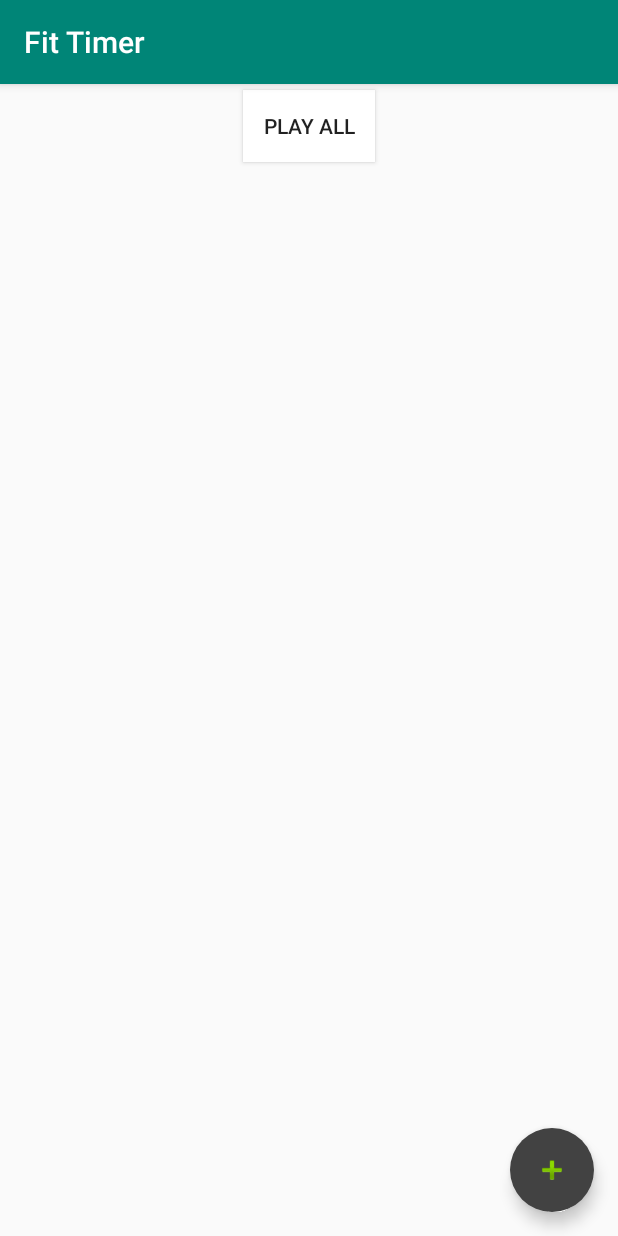
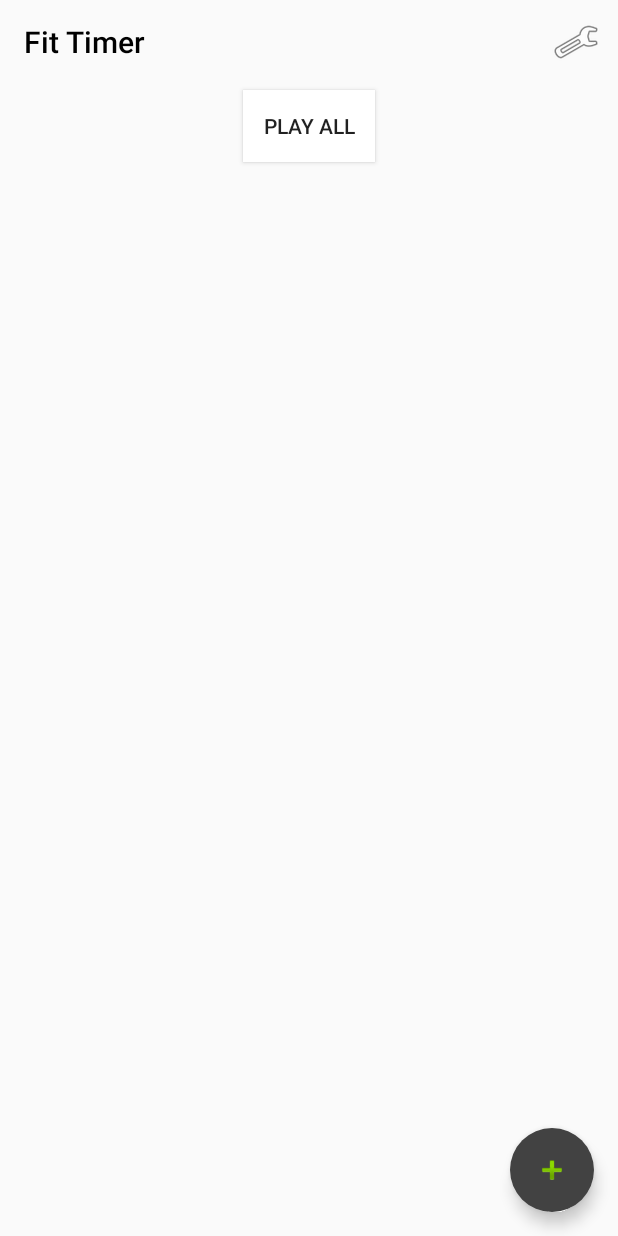
Before and after one commit to Cortlandd/Semaphore-Android, an Android app: the screen it shows after launch (WorkoutListActivity), on a phone screen of 412 x 824 dp. Run offline under Robolectric (Android 15) with nearby library versions, the phone set to English and light mode, and no system bars; pictures from the network do not load.

Commit message:
Implemented small animations, and layout changes.

```diff
--- a/app/src/main/java/xyz/cortland/fittimer/android/activities/WorkoutDetailActivity.kt
+++ b/app/src/main/java/xyz/cortland/fittimer/android/activities/WorkoutDetailActivity.kt
@@ -2,11 +2,13 @@ package xyz.cortland.fittimer.android.activities
 
 import android.content.ContentValues
 import android.content.Intent
+import android.os.Build
 import android.os.Bundle
 import com.google.android.material.snackbar.Snackbar
 import androidx.fragment.app.DialogFragment
 import androidx.appcompat.app.AppCompatActivity
 import android.view.MenuItem
+import android.view.WindowManager
 import kotlinx.android.synthetic.main.activity_workout_detail.*
 import xyz.cortland.fittimer.android.R
 import xyz.cortland.fittimer.android.database.WorkoutDatabase
@@ -109,6 +111,7 @@ class WorkoutDetailActivity : AppCompatActivity(), NewWorkoutDialogFragment.NewW
                 // http://developer.android.com/design/patterns/navigation.html#up-vs-back
 
                 navigateUpTo(Intent(this, WorkoutListActivity::class.java))
+                this.overridePendingTransition(R.anim.slide_from_left, R.anim.slide_to_right)
                 true
             }
             else -> super.onOptionsItemSelected(item)
--- a/app/src/main/java/xyz/cortland/fittimer/android/activities/WorkoutListActivity.kt
+++ b/app/src/main/java/xyz/cortland/fittimer/android/activities/WorkoutListActivity.kt
@@ -1,12 +1,15 @@
 package xyz.cortland.fittimer.android.activities
 
+import android.os.Build
 import android.os.Bundle
+import android.view.Menu
 import androidx.fragment.app.DialogFragment
 import androidx.appcompat.app.AppCompatActivity
 import androidx.recyclerview.widget.RecyclerView
 import androidx.recyclerview.widget.ItemTouchHelper
 import android.view.MenuItem
 import android.view.View
+import android.view.WindowManager
 import android.widget.Button
 import android.widget.Toast
 
@@ -122,7 +125,7 @@ class WorkoutListActivity : AppCompatActivity(), NewWorkoutDialogFragment.NewWor
         db.close()
     }
 
-    fun setupView() {
+    private fun setupView() {
 
         playAllButton = findViewById<Button>(R.id.play_all_button)
         stopAllButton = findViewById<Button>(R.id.stop_all_button)
@@ -193,5 +196,19 @@ class WorkoutListActivity : AppCompatActivity(), NewWorkoutDialogFragment.NewWor
         dialog.dismiss()
     }
 
+    override fun onCreateOptionsMenu(menu: Menu?): Boolean {
+        menuInflater.inflate(R.menu.main_menu, menu)
+        return true
+    }
+
+    override fun onOptionsItemSelected(item: MenuItem?): Boolean {
+        when (item?.itemId) {
+            R.id.settings_menu -> {
+                Toast.makeText(this, "Settings menu Clicked", Toast.LENGTH_SHORT).show()
+            }
+        }
+
+        return true
+    }
 
 }
--- a/app/src/main/java/xyz/cortland/fittimer/android/adapter/WorkoutRecyclerViewAdapter.kt
+++ b/app/src/main/java/xyz/cortland/fittimer/android/adapter/WorkoutRecyclerViewAdapter.kt
@@ -5,6 +5,7 @@ import androidx.recyclerview.widget.RecyclerView
 import android.view.LayoutInflater
 import android.view.View
 import android.view.ViewGroup
+import android.view.animation.Animation
 import android.widget.*
 import com.bumptech.glide.Glide
 import kotlinx.android.synthetic.main.activity_workout_list.*
@@ -15,6 +16,7 @@ import xyz.cortland.fittimer.android.activities.WorkoutListActivity
 import xyz.cortland.fittimer.android.custom.CountDownTimer
 import xyz.cortland.fittimer.android.database.WorkoutDatabase
 import xyz.cortland.fittimer.android.model.WorkoutModel
+import xyz.cortland.fittimer.android.utils.SlideAnimationUtil
 import java.io.File
 import kotlin.concurrent.thread
 
@@ -39,6 +41,7 @@ class WorkoutRecyclerViewAdapter(var parentActivity: WorkoutListActivity?, var m
                 putExtra("arg_workout_id", workoutId!!)
             }
             v.context.startActivity(intent)
+            parentActivity!!.overridePendingTransition(R.anim.slide_from_right, R.anim.slide_to_left)
         }
     }
 
@@ -65,6 +68,7 @@ class WorkoutRecyclerViewAdapter(var parentActivity: WorkoutListActivity?, var m
             holder.workoutControls.visibility = View.GONE
             holder.resumeButton.visibility = View.GONE
             holder.pauseButton.visibility = View.VISIBLE
+            holder.workoutImage.visibility = View.VISIBLE
 
             holder.workoutView.text = workout.workoutName
             holder.secondsView.text = workout.seconds.toString()
--- /dev/null
+++ b/app/src/main/res/anim/slide_from_right.xml
@@ -0,0 +1,8 @@
+<?xml version="1.0" encoding="utf-8"?>
+<set xmlns:android="http://schemas.android.com/apk/res/android">
+    <translate
+        android:fromXDelta="100%p"
+        android:toXDelta="0"
+        android:interpolator="@android:anim/accelerate_decelerate_interpolator"
+        android:duration="@integer/slide_animation_duration" />
+</set>
--- /dev/null
+++ b/app/src/main/res/anim/slide_to_left.xml
@@ -0,0 +1,8 @@
+<?xml version="1.0" encoding="utf-8"?>
+<set xmlns:android="http://schemas.android.com/apk/res/android">
+    <translate
+        android:fromXDelta="0"
+        android:toXDelta="-100%p"
+        android:interpolator="@android:anim/accelerate_decelerate_interpolator"
+        android:duration="@integer/slide_animation_duration" />
+</set>
--- a/app/src/main/res/layout/activity_workout_detail.xml
+++ b/app/src/main/res/layout/activity_workout_detail.xml
@@ -11,6 +11,8 @@
 
     <com.google.android.material.appbar.AppBarLayout
         android:id="@+id/app_bar"
+        android:background="@android:color/transparent"
+        app:titleTextColor="@android:color/black"
         android:layout_width="match_parent"
         android:layout_height="@dimen/app_bar_height"
         android:fitsSystemWindows="true"
@@ -27,7 +29,6 @@
 
             <ImageView
                 android:id="@+id/workout_image_detail"
-                android:translationZ="0dp"
                 android:src="@drawable/placeholder_image2"
                 android:scaleType="fitXY"
                 android:layout_width="match_parent"
--- a/app/src/main/res/layout/activity_workout_list.xml
+++ b/app/src/main/res/layout/activity_workout_list.xml
@@ -11,12 +11,15 @@
 
     <com.google.android.material.appbar.AppBarLayout
         android:id="@+id/app_bar"
+        android:background="@android:color/transparent"
+        app:elevation="0dp"
         android:layout_width="match_parent"
         android:layout_height="wrap_content"
         android:theme="@style/AppTheme.AppBarOverlay">
 
         <androidx.appcompat.widget.Toolbar
             android:id="@+id/toolbar"
+            app:titleTextColor="@android:color/black"
             android:layout_width="match_parent"
             android:layout_height="?attr/actionBarSize"
             app:popupTheme="@style/AppTheme.PopupOverlay" />
--- a/app/src/main/res/layout/workout_list.xml
+++ b/app/src/main/res/layout/workout_list.xml
@@ -1,6 +1,7 @@
 <?xml version="1.0" encoding="utf-8"?>
 
-<androidx.recyclerview.widget.RecyclerView xmlns:android="http://schemas.android.com/apk/res/android"
+<androidx.recyclerview.widget.RecyclerView
+    xmlns:android="http://schemas.android.com/apk/res/android"
     xmlns:app="http://schemas.android.com/apk/res-auto"
     xmlns:tools="http://schemas.android.com/tools"
     android:id="@+id/item_list"
--- a/app/src/main/res/layout/workout_list_content.xml
+++ b/app/src/main/res/layout/workout_list_content.xml
@@ -10,6 +10,7 @@
 
     <LinearLayout
         android:orientation="vertical"
+        android:animateLayoutChanges="true"
         android:layout_width="match_parent"
         android:layout_height="match_parent">
 
--- /dev/null
+++ b/app/src/main/res/menu/main_menu.xml
@@ -0,0 +1,16 @@
+<?xml version="1.0" encoding="utf-8"?>
+<menu
+    xmlns:android="http://schemas.android.com/apk/res/android"
+    xmlns:app="http://schemas.android.com/apk/res-auto"
+    xmlns:tools="http://schemas.android.com/tools"
+    tools:context=".activities.WorkoutListActivity"
+    >
+
+    <item
+        android:id="@+id/settings_menu"
+        android:title="Settings"
+        android:icon="@android:drawable/ic_menu_manage"
+        app:showAsAction="always"
+        />
+
+</menu>
--- /dev/null
+++ b/app/src/main/res/values/integers.xml
@@ -0,0 +1,4 @@
+<?xml version="1.0" encoding="utf-8"?>
+<resources>
+    <integer name="slide_animation_duration">300</integer>
+</resources>
--- a/app/src/main/res/values/styles.xml
+++ b/app/src/main/res/values/styles.xml
@@ -1,4 +1,4 @@
-<resources>
+<resources xmlns:tools="http://schemas.android.com/tools">
 
     <!-- Base application theme. -->
     <style name="AppTheme" parent="Theme.AppCompat.Light.DarkActionBar">
@@ -6,6 +6,7 @@
         <item name="colorPrimary">@color/colorPrimary</item>
         <item name="colorPrimaryDark">@color/colorPrimaryDark</item>
         <item name="colorAccent">@color/colorAccent</item>
+        <item name="actionOverflowButtonStyle">@style/MainMenuButtonStyle</item>
     </style>
     <style name="AppTheme.NoActionBar">
         <item name="windowActionBar">false</item>
@@ -13,5 +14,8 @@
     </style>
     <style name="AppTheme.AppBarOverlay" parent="ThemeOverlay.AppCompat.Dark.ActionBar"/>
     <style name="AppTheme.PopupOverlay" parent="ThemeOverlay.AppCompat.Light"/>
+    <style name="MainMenuButtonStyle" parent="@style/Widget.AppCompat.ActionButton.Overflow">
+        <item name="android:color">@android:color/black</item>
+    </style>
 
 </resources>
```
Also changed, not shown: app/src/main/java/xyz/cortland/fittimer/android/utils/SlideAnimationUtil.kt (added, +66 -0 lines), app/src/main/res/anim/slide_from_left.xml (added, +8 -0 lines), app/src/main/res/anim/slide_to_right.xml (added, +8 -0 lines). Lines whose indentation alone changed are shown as unchanged.
